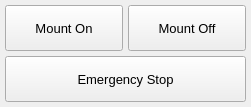
First picture: the form in mw4/gui/widgets/bigPopup.ui, repository mworion/MountWizzard4, before the edit.
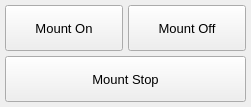
Second picture: the form after the edit.

What changed in the file:
```diff
--- a/mw4/gui/widgets/bigPopup.ui
+++ b/mw4/gui/widgets/bigPopup.ui
@@ -110,10 +110,7 @@
       </sizepolicy>
      </property>
      <property name="text">
-      <string>Emergency Stop</string>
-     </property>
-     <property name="color" stdset="0">
-      <string>red</string>
+      <string>Mount Stop</string>
      </property>
     </widget>
    </item>
```
Left out of the diff: 6 changed lines with no effect on the pictures.
